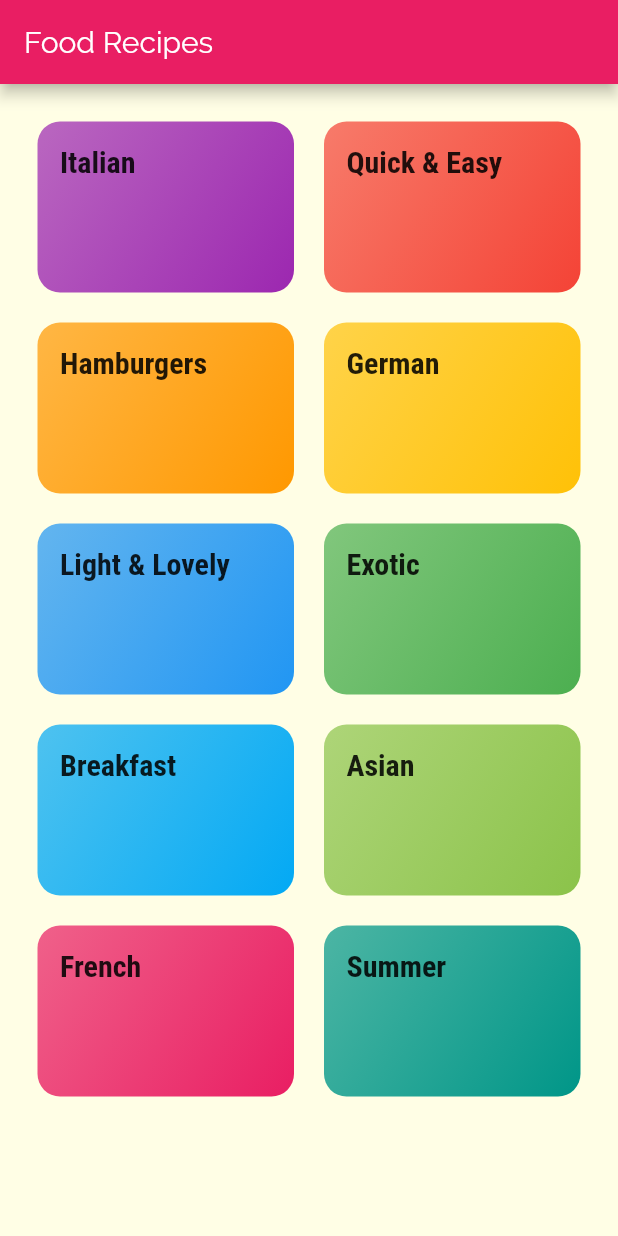
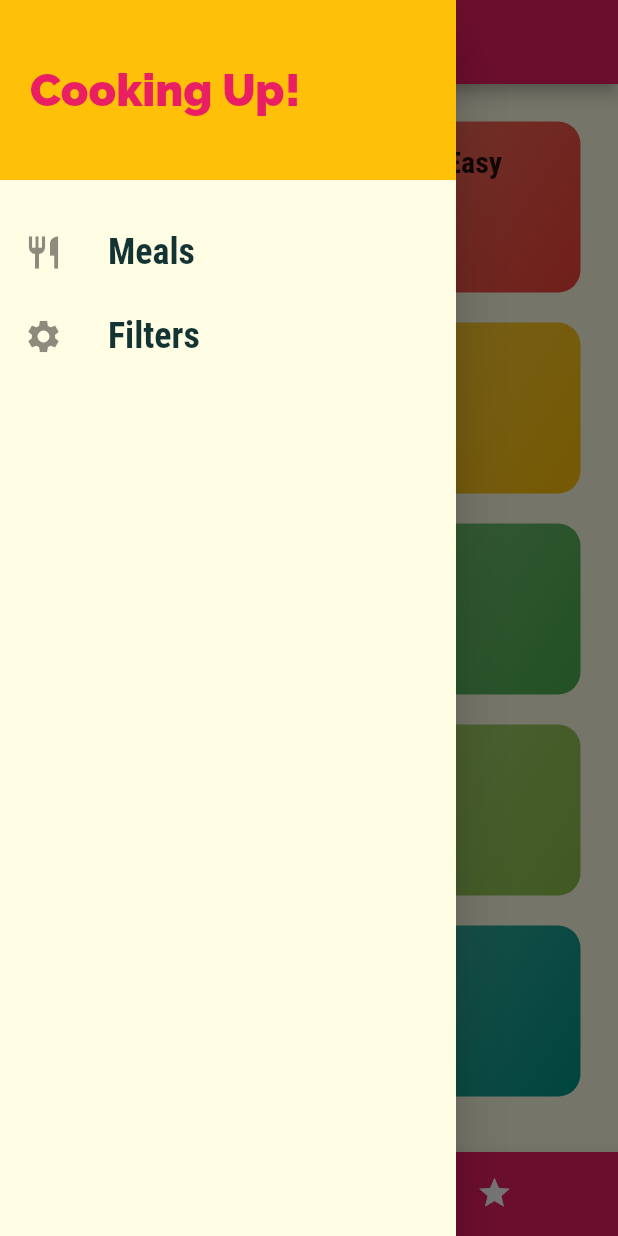
Before and after one commit to nazy61/food_recipes, a Flutter app: the screen it shows after launch, with the side drawer open (before the commit the screen has no drawer), on a phone screen of 412 x 824 dp. Run offline on Flutter 3.47's test engine with Material 2 defaults, Android fonts, the phone set to English and light mode, and no system bars.

Commit message:
bottom navigation tabs and navigation drawer added

```diff
--- a/lib/main.dart
+++ b/lib/main.dart
@@ -1,7 +1,10 @@
 import 'package:flutter/material.dart';
 
+import './screens/filters_screen.dart';
+import './screens/tabs_screen.dart';
 import './screens/categories_screen.dart';
 import './screens/category_meals_screen.dart';
+import './screens/meal_detail_screen.dart';
 
 void main() => runApp(MyApp());
 
@@ -30,9 +33,24 @@ class MyApp extends StatelessWidget {
               ),
             ),
       ),
-      home: CategoriesScreen(),
+      //home: CategoriesScreen(),
+      initialRoute: 'home',
       routes: {
+        'home': (ctx) => TabsScreen(),
         CategoryMealsScreen.routeName: (ctx) => CategoryMealsScreen(),
+        MealDetailScreen.routeName: (ctx) => MealDetailScreen(),
+        FiltersScreen.routeName: (ctx) => FiltersScreen(),
+      },
+      //gives you an information about the route
+      //reached when flutter does not find the route or page you want to display
+      onGenerateRoute: (settings) {
+        print(settings.arguments);
+      },
+      //if the route defined in 'onGenerateRoute' is not found or its not defined,
+      //flutter tries to fallback to this argument before it throws an error
+      //example: Page not Found, 404 error page
+      onUnknownRoute: (settings) {
+        return MaterialPageRoute(builder: (ctx) => TabsScreen());
       },
     );
   }
--- a/lib/screens/categories_screen.dart
+++ b/lib/screens/categories_screen.dart
@@ -6,9 +6,7 @@ import '../widgets/category_item.dart';
 class CategoriesScreen extends StatelessWidget {
   @override
   Widget build(BuildContext context) {
-    return Scaffold(
-      appBar: AppBar(title: const Text('Food Recipes'),),
-      body: GridView(
+    return GridView(
       padding: const EdgeInsets.all(25),
       children: DUMMY_CATEGORIES
           .map(
@@ -25,7 +23,6 @@ class CategoriesScreen extends StatelessWidget {
         crossAxisSpacing: 20,
         mainAxisSpacing: 20,
       ),
-      ),
     );
   }
 }
--- /dev/null
+++ b/lib/screens/filters_screen.dart
@@ -0,0 +1,20 @@
+import 'package:flutter/material.dart';
+
+import '../widgets/main_drawer.dart';
+
+class FiltersScreen extends StatelessWidget {
+  static const routeName = '/filters';
+
+  @override
+  Widget build(BuildContext context) {
+    return Scaffold(
+      appBar: AppBar(
+        title: Text('Your Filters'),
+      ),
+      drawer: MainDrawer(),
+      body: Center(
+        child: Text('Filters'),
+      ),
+    );
+  }
+}
--- /dev/null
+++ b/lib/screens/tabs_screen.dart
@@ -0,0 +1,96 @@
+import 'package:flutter/material.dart';
+
+import '../widgets/main_drawer.dart';
+import './categories_screen.dart';
+import './favorites_screen.dart';
+
+class TabsScreen extends StatefulWidget {
+  @override
+  _TabsScreenState createState() => _TabsScreenState();
+}
+
+class _TabsScreenState extends State<TabsScreen> {
+  final List<Map<String, Object>> _pages = [
+    {
+      'page': CategoriesScreen(),
+      'title': 'Categories',
+    },
+    {
+      'page': FavoritesScreen(),
+      'title': 'Your Favorites',
+    },
+  ];
+
+  int _selectedPageIndex = 0;
+
+  void _selectPage(int index) {
+    setState(() {
+      _selectedPageIndex = index;
+    });
+  }
+
+  @override
+  Widget build(BuildContext context) {
+    //this return a top navigation bar
+
+    // return DefaultTabController(
+    //   length: 2,
+    //   // initialIndex: 0,
+    //   child: Scaffold(
+    //     appBar: AppBar(
+    //       title: Text('Meals'),
+    //       bottom: TabBar(
+    //         tabs: <Widget>[
+    //           Tab(
+    //             icon: Icon(Icons.category),
+    //             text: 'Categories',
+    //           ),
+    //           Tab(
+    //             icon: Icon(Icons.star),
+    //             text: 'Favorites',
+    //           ),
+    //         ],
+    //       ),
+    //     ),
+    //     body: TabBarView(
+    //       children: <Widget>[
+    //         CategoriesScreen(),
+    //         FavoritesScreen(),
+    //       ],
+    //     ),
+    //   ),
+    // );
+
+    //-------------------------------------------------------------------
+
+    //this returns a bottom navigation bar
+
+    return Scaffold(
+      appBar: AppBar(
+        title: Text(_pages[_selectedPageIndex]['title']),
+      ),
+      drawer: MainDrawer(),
+      body: _pages[_selectedPageIndex]['page'],
+      bottomNavigationBar: BottomNavigationBar(
+        onTap: _selectPage,
+        backgroundColor: Theme.of(context).primaryColor,
+        unselectedItemColor: Colors.white,
+        selectedItemColor: Theme.of(context).accentColor,
+        currentIndex: _selectedPageIndex,
+        type: BottomNavigationBarType.shifting,
+        items: [
+          BottomNavigationBarItem(
+            backgroundColor: Theme.of(context).primaryColor,
+            icon: Icon(Icons.category),
+            title: Text('categories'),
+          ),
+          BottomNavigationBarItem(
+            backgroundColor: Theme.of(context).primaryColor,
+            icon: Icon(Icons.star),
+            title: Text('Favorites'),
+          ),
+        ],
+      ),
+    );
+  }
+}
--- /dev/null
+++ b/lib/widgets/main_drawer.dart
@@ -0,0 +1,70 @@
+import 'package:flutter/material.dart';
+
+import '../screens/filters_screen.dart';
+
+class MainDrawer extends StatelessWidget {
+  Widget buildNavigationItem({
+    @required IconData icon,
+    @required String title,
+    @required Function tapHandler,
+  }) {
+    return ListTile(
+      leading: Icon(
+        icon,
+        size: 26,
+      ),
+      title: Text(
+        title,
+        style: TextStyle(
+          fontFamily: 'RobotoCondensed',
+          fontSize: 24,
+          fontWeight: FontWeight.bold,
+        ),
+      ),
+      onTap: tapHandler,
+    );
+  }
+
+  @override
+  Widget build(BuildContext context) {
+    return Drawer(
+      child: Column(
+        children: <Widget>[
+          Container(
+            height: 120,
+            width: double.infinity,
+            padding: const EdgeInsets.all(20),
+            alignment: Alignment.centerLeft,
+            color: Theme.of(context).accentColor,
+            child: Text(
+              'Cooking Up!',
+              style: TextStyle(
+                fontWeight: FontWeight.w900,
+                fontSize: 30,
+                color: Theme.of(context).primaryColor,
+              ),
+            ),
+          ),
+          SizedBox(
+            height: 20,
+          ),
+          buildNavigationItem(
+            icon: Icons.restaurant,
+            title: 'Meals',
+            tapHandler: () {
+              Navigator.of(context).pushReplacementNamed('/');
+
+            },
+          ),
+          buildNavigationItem(
+            icon: Icons.settings,
+            title: 'Filters',
+            tapHandler: () {
+              Navigator.of(context).pushReplacementNamed(FiltersScreen.routeName);
+            },
+          ),
+        ],
+      ),
+    );
+  }
+}
```
Also changed, not shown: lib/screens/category_meals_screen.dart (+17 -5 lines), lib/screens/favorites_screen.dart (added, +10 -0 lines), lib/screens/meal_detail_screen.dart (added, +91 -0 lines), lib/widgets/meal_item.dart (+151 -0 lines). Lines whose indentation alone changed are shown as unchanged.
